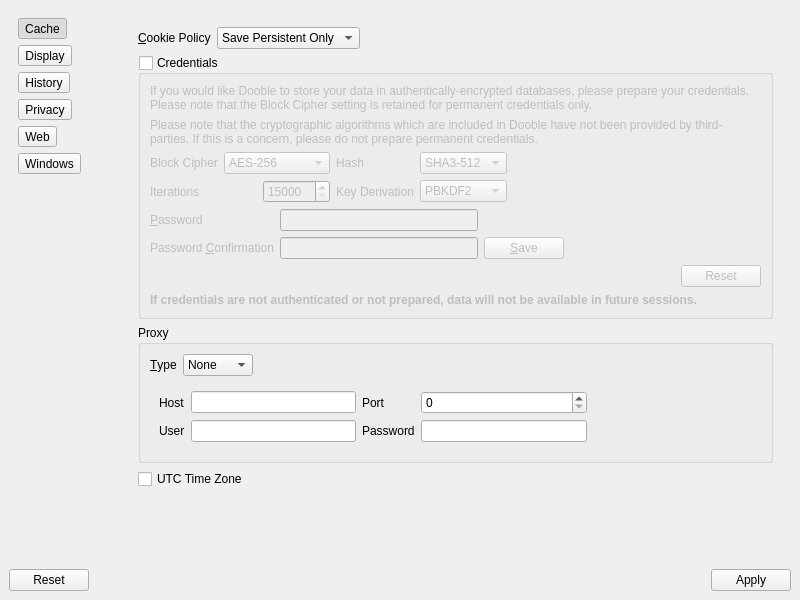
Above: 2.x/UI/dooble_settings.ui from textbrowser/dooble before the change. Below: the same form after it.
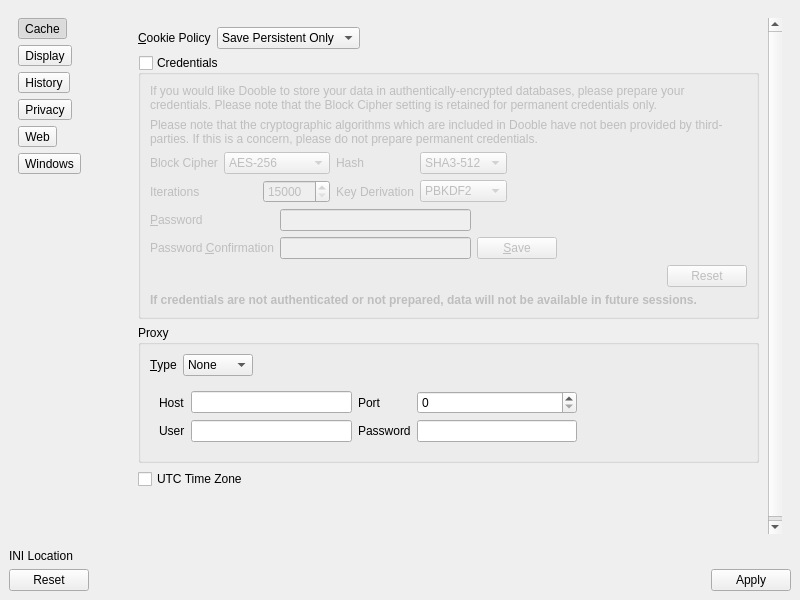
That is the form after the change. The open tabs and pages were chosen to show the change. Icons and pictures are not drawn.

Commit message: Where is Carmen?

Diff of the .ui file:
```diff
--- a/2.x/UI/dooble_settings.ui
+++ b/2.x/UI/dooble_settings.ui
@@ -47,7 +47,7 @@
            <x>0</x>
            <y>0</y>
            <width>105</width>
-           <height>534</height>
+           <height>526</height>
           </rect>
          </property>
          <layout class="QVBoxLayout" name="verticalLayout">
@@ -647,8 +647,8 @@
               <rect>
                <x>0</x>
                <y>0</y>
-               <width>503</width>
-               <height>682</height>
+               <width>415</width>
+               <height>651</height>
               </rect>
              </property>
              <layout class="QVBoxLayout" name="verticalLayout_8">
@@ -1446,6 +1446,16 @@
       </item>
      </layout>
     </item>
+    <item>
+     <widget class="QLabel" name="ini_location">
+      <property name="text">
+       <string>INI Location</string>
+      </property>
+      <property name="textInteractionFlags">
+       <set>Qt::LinksAccessibleByMouse|Qt::TextSelectableByMouse</set>
+      </property>
+     </widget>
+    </item>
     <item>
      <widget class="QDialogButtonBox" name="buttonBox">
       <property name="standardButtons">
```
Left out of the diff: 4 changed lines with no effect on the pictures. The commit also changes 1 other file.
